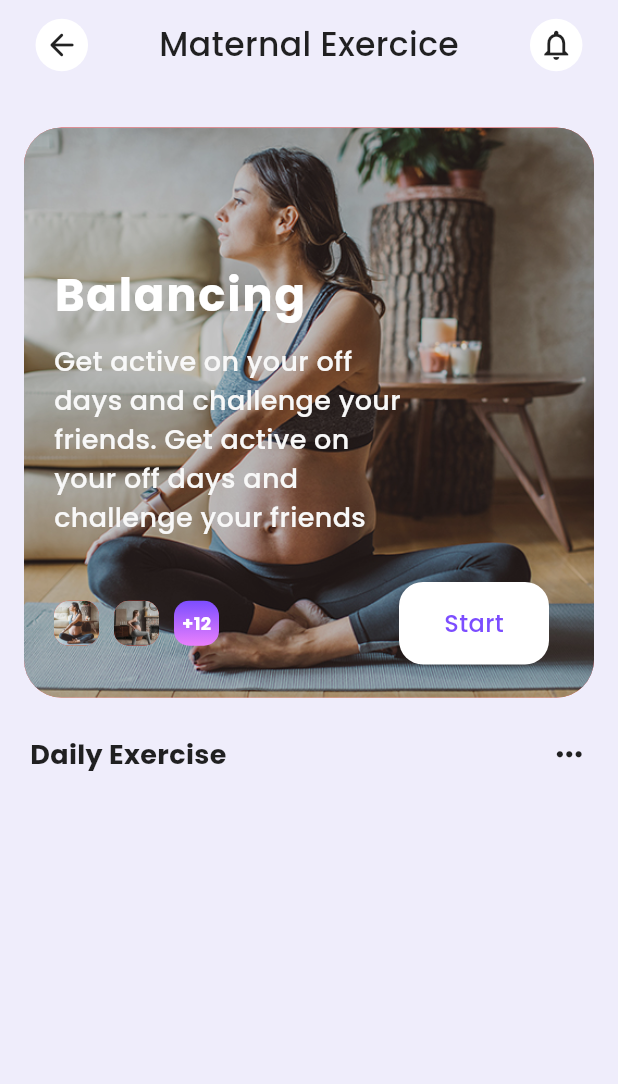
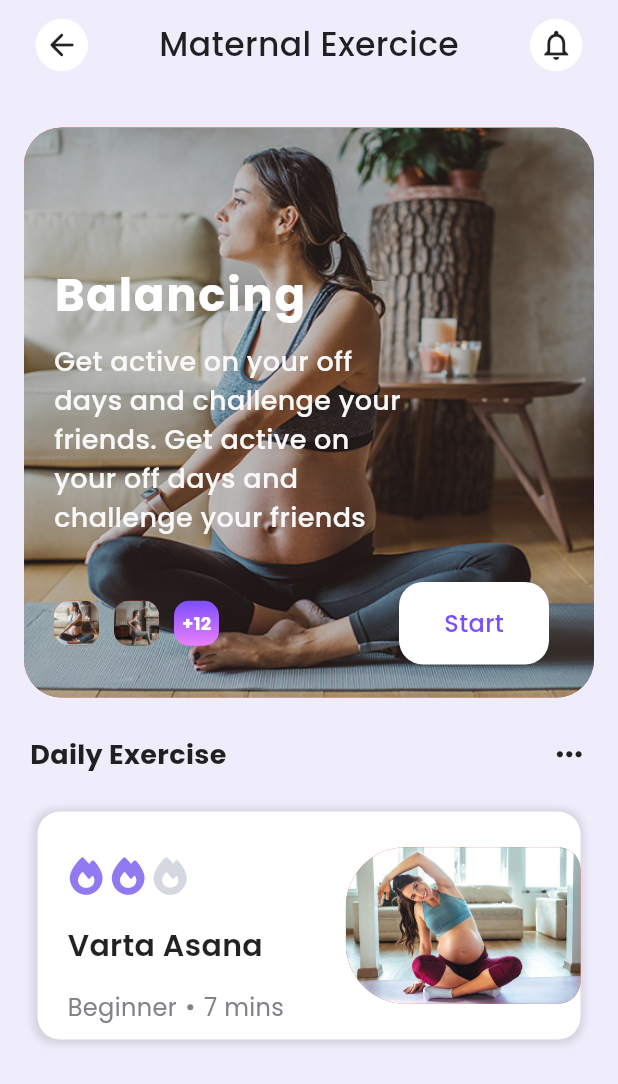
Before and after one commit to BishwayDatta1219/pregnancy_tracker_mobile_app_clone, a Flutter app: the screen it shows after launch, on a phone screen of 412 x 824 dp. Shown: the top 1084 px of the screen. Run offline on Flutter 3.47's test engine with Material 3 defaults, Android fonts, the phone set to English and light mode, and no system bars; our stand-ins replace font_awesome_flutter, google_fonts.

Commit message:
exercise card view setup

```diff
--- a/lib/presentation/ui/pages/landing_page/landing_page.dart
+++ b/lib/presentation/ui/pages/landing_page/landing_page.dart
@@ -32,36 +32,59 @@ class _LandingPageState extends State<LandingPage> {
             ),
           ),
           _buildContentHeaderSection(contentHeaderTitle: "Daily Exercise"),
-          // _buildExerciseCardView(),
+          _buildExerciseCardView(),
         ],
       ),
     );
   }
 
-  Widget _buildContentHeaderSection({required String contentHeaderTitle}) {
-    return Row(
-      mainAxisAlignment: MainAxisAlignment.spaceBetween,
+  _buildAppBar() {
+    return PreferredSize(
+      preferredSize: Size.fromHeight(60.0),
+      child: SafeArea(
+        child: Row(
+          mainAxisAlignment: MainAxisAlignment.spaceAround,
+          crossAxisAlignment: CrossAxisAlignment.center,
           children: [
-        Padding(
-          padding: const EdgeInsets.only(left: 20.0),
+            Container(
+              width: 35.0,
+              height: 35.0,
+              decoration: BoxDecoration(
+                color: Colors.white,
+                borderRadius: BorderRadius.circular(50.0),
+              ),
+              child: Icon(
+                Icons.arrow_back_rounded,
+                size: 24.0,
+                color: Colors.black87,
+              ),
+            ),
+            Center(
               child: Text(
-            contentHeaderTitle,
+                "Maternal Exercice",
                 style: GoogleFonts.poppins(
-              fontSize: 18.0,
+                  fontSize: 22.0,
+                  fontWeight: FontWeight.w500,
                   color: Colors.black87,
-              fontWeight: FontWeight.bold,
                 ),
               ),
             ),
-        Padding(
-          padding: const EdgeInsets.only(right: 20.0),
+            Container(
+              width: 35.0,
+              height: 35.0,
+              decoration: BoxDecoration(
+                color: Colors.white,
+                borderRadius: BorderRadius.circular(50.0),
+              ),
               child: Icon(
-            Icons.more_horiz_rounded,
+                Icons.notifications_outlined,
+                size: 24.0,
                 color: Colors.black87,
-            size: 25.0,
               ),
             ),
           ],
+        ),
+      ),
     );
   }
 
@@ -222,48 +245,167 @@ class _LandingPageState extends State<LandingPage> {
     );
   }
 
-  _buildAppBar() {
-    return PreferredSize(
-      preferredSize: Size.fromHeight(60.0),
-      child: SafeArea(
-        child: Row(
-          mainAxisAlignment: MainAxisAlignment.spaceAround,
-          crossAxisAlignment: CrossAxisAlignment.center,
+  Widget _buildContentHeaderSection({required String contentHeaderTitle}) {
+    return Row(
+      mainAxisAlignment: MainAxisAlignment.spaceBetween,
       children: [
-            Container(
-              width: 35.0,
-              height: 35.0,
+        Padding(
+          padding: const EdgeInsets.only(left: 20.0),
+          child: Text(
+            contentHeaderTitle,
+            style: GoogleFonts.poppins(
+              fontSize: 18.0,
+              color: Colors.black87,
+              fontWeight: FontWeight.bold,
+            ),
+          ),
+        ),
+        Padding(
+          padding: const EdgeInsets.only(right: 20.0),
+          child: Icon(
+            Icons.more_horiz_rounded,
+            color: Colors.black87,
+            size: 25.0,
+          ),
+        ),
+      ],
+    );
+  }
+
+  Widget _buildExerciseCardView() {
+    return Padding(
+      padding: EdgeInsets.all(25.0),
+      child: Container(
         decoration: BoxDecoration(
           color: Colors.white,
-                borderRadius: BorderRadius.circular(50.0),
+          borderRadius: BorderRadius.circular(15.0),
+          boxShadow: [
+            BoxShadow(
+              color: Colors.black12,
+              spreadRadius: 2.0,
+              blurRadius: 4.0,
+              offset: Offset(-0.5, 0.5),
             ),
-              child: Icon(
-                Icons.arrow_back_rounded,
-                size: 24.0,
-                color: Colors.black87,
+          ],
+        ),
+        child: Row(
+          children: [
+            //  Difficulty level, Exercise Name, Type and Duration
+            Expanded(
+              flex: 5,
+              child: Row(
+                children: [
+                  Column(
+                    crossAxisAlignment: CrossAxisAlignment.start,
+                    children: [
+                      Padding(
+                        padding: const EdgeInsets.only(
+                          left: 20.0,
+                          top: 30.0,
+                          bottom: 20.0,
+                        ),
+                        child: Row(
+                          children: [
+                            Icon(
+                              FontAwesomeIcons.fire,
+                              size: 25.0,
+                              color: Color(0xFF917af1),
+                            ),
+                            SizedBox(width: 3.0),
+                            Icon(
+                              FontAwesomeIcons.fire,
+                              size: 25.0,
+                              color: Color(0xFF917af1),
+                            ),
+                            SizedBox(width: 3.0),
+                            Icon(
+                              FontAwesomeIcons.fire,
+                              size: 25.0,
+                              color: Color(0xFFd6d8e1),
+                            ),
+                          ],
                         ),
                       ),
-            Center(
+                      Padding(
+                        padding: const EdgeInsets.only(left: 20.0),
                         child: Text(
-                "Maternal Exercice",
+                          "Varta Asana",
                           style: GoogleFonts.poppins(
-                  fontSize: 22.0,
-                  fontWeight: FontWeight.w500,
+                            fontSize: 20.0,
+                            fontWeight: FontWeight.w600,
                             color: Colors.black87,
                           ),
                         ),
                       ),
+                      Padding(
+                        padding: const EdgeInsets.only(
+                          left: 20.0,
+                          top: 15.0,
+                          bottom: 10.0,
+                        ),
+                        child: Row(
+                          children: [
+                            Text(
+                              "Beginner",
+                              style: GoogleFonts.poppins(
+                                color: Color(0xFF818187),
+                                fontSize: 16.0,
+                              ),
+                            ),
+                            SizedBox(width: 7.0),
                             Container(
-              width: 35.0,
-              height: 35.0,
+                              width: 4.0,
+                              height: 4.0,
                               decoration: BoxDecoration(
-                color: Colors.white,
-                borderRadius: BorderRadius.circular(50.0),
+                                color: Color(0xFF818187),
+                                borderRadius: BorderRadius.circular(20.0),
                               ),
-              child: Icon(
-                Icons.notifications_outlined,
-                size: 24.0,
-                color: Colors.black87,
+                            ),
+                            SizedBox(width: 7.0),
+                            Text(
+                              "7 mins",
+                              style: GoogleFonts.poppins(
+                                fontSize: 16,
+                                color: Color(0xFF818187),
+                              ),
+                            ),
+                          ],
+                        ),
+                      ),
+                    ],
+                  ),
+                ],
+              ),
+            ),
+            SizedBox(width: 10.0),
+
+            //  Image Section
+            Expanded(
+              flex: 4,
+              child: Container(
+                decoration: BoxDecoration(
+                  color: Colors.red,
+                  borderRadius: BorderRadius.only(
+                    bottomLeft: Radius.circular(40.0),
+                    topLeft: Radius.circular(40.0),
+                    topRight: Radius.circular(15.0),
+                    bottomRight: Radius.circular(15.0),
+                  ),
+                ),
+                child: ClipRRect(
+                  borderRadius: BorderRadius.only(
+                    bottomLeft: Radius.circular(40.0),
+                    topLeft: Radius.circular(40.0),
+                    topRight: Radius.circular(15.0),
+                    bottomRight: Radius.circular(15.0),
+                  ),
+                  child: Image(
+                    image: AssetImage(
+                      "assets/images/pregnant_exercise_card_varta_asana.jpg",
+                    ),
+                    fit: BoxFit.cover,
+                  ),
+                ),
               ),
             ),
           ],
```
Lines whose indentation alone changed are shown as unchanged.
